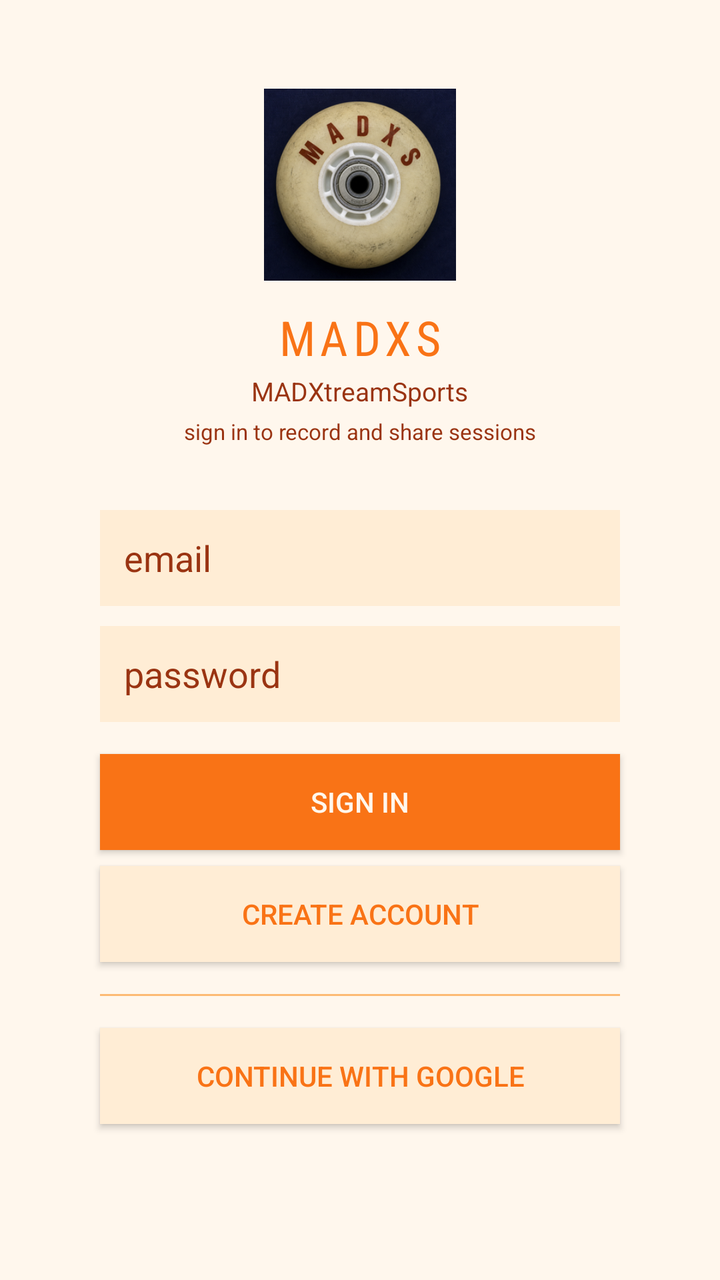
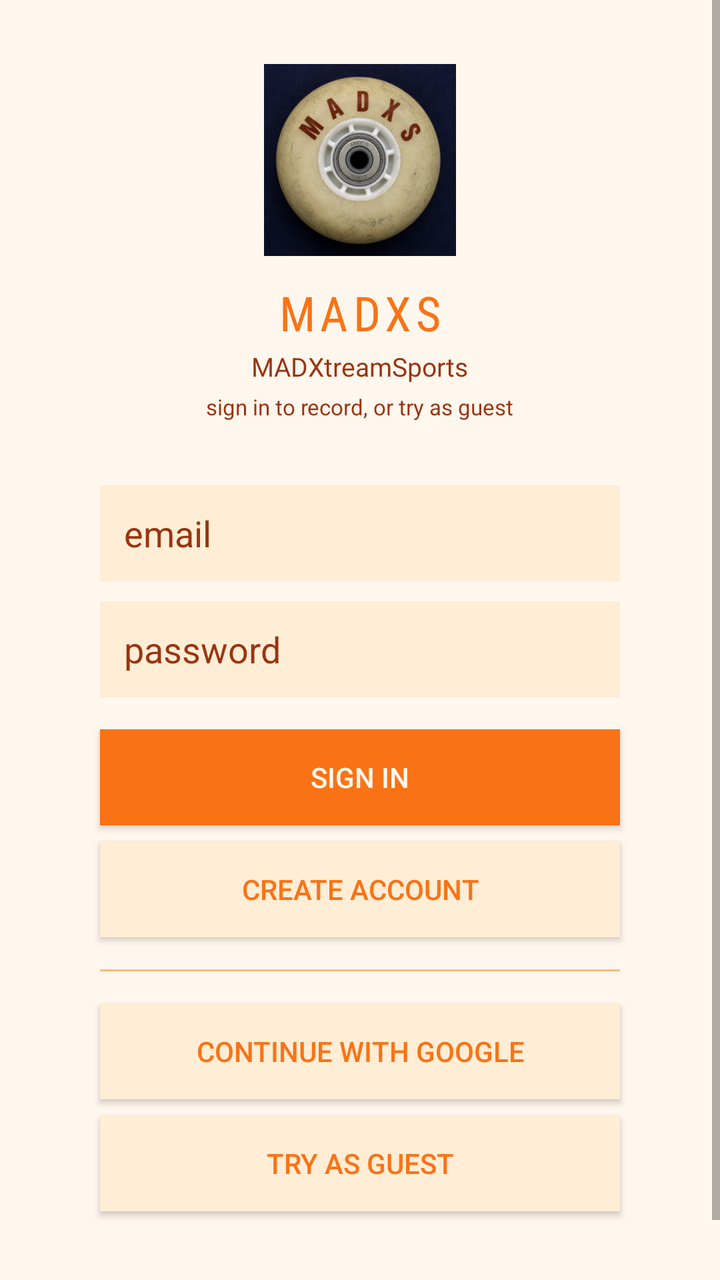

The first picture is an Android layout as it rendered before a commit; the second is the same layout after the commit. The layout source and the unified diff follow.
<!-- AndroidManifest.xml: application theme Theme.MADXS -->
<!-- res/layout/activity_login.xml -->
<?xml version="1.0" encoding="utf-8"?>
<ScrollView xmlns:android="http://schemas.android.com/apk/res/android"
    xmlns:app="http://schemas.android.com/apk/res-auto"
    android:layout_width="match_parent"
    android:layout_height="match_parent"
    android:background="@color/bg"
    android:fillViewport="true">

    <LinearLayout
        android:layout_width="match_parent"
        android:layout_height="wrap_content"
        android:orientation="vertical"
        android:gravity="center"
        android:padding="32dp">

        <ImageView
            android:layout_width="96dp"
            android:layout_height="96dp"
            android:src="@drawable/madxs_logo"
            android:contentDescription="@string/app_full_name"
            android:layout_marginBottom="12dp" />

        <TextView
            android:layout_width="wrap_content"
            android:layout_height="wrap_content"
            android:text="@string/app_name"
            android:textColor="@color/accent"
            android:textSize="24sp"
            android:fontFamily="sans-serif-condensed"
            android:letterSpacing="0.1"
            android:layout_marginBottom="2dp" />

        <TextView
            android:layout_width="wrap_content"
            android:layout_height="wrap_content"
            android:text="@string/app_full_name"
            android:textColor="@color/muted"
            android:textSize="13sp"
            android:layout_marginBottom="4dp" />

        <TextView
            android:layout_width="wrap_content"
            android:layout_height="wrap_content"
            android:text="sign in to record and share sessions"
            android:textColor="@color/muted"
            android:textSize="11sp"
            android:layout_marginBottom="32dp" />

        <EditText
            android:id="@+id/etEmail"
            android:layout_width="260dp"
            android:layout_height="48dp"
            android:hint="email"
            android:inputType="textEmailAddress"
            android:textColor="@color/text"
            android:textColorHint="@color/muted"
            android:background="@color/surface"
            android:paddingStart="12dp" android:paddingEnd="12dp"
            android:layout_marginBottom="10dp" />

        <EditText
            android:id="@+id/etPassword"
            android:layout_width="260dp"
            android:layout_height="48dp"
            android:hint="password"
            android:inputType="textPassword"
            android:textColor="@color/text"
            android:textColorHint="@color/muted"
            android:background="@color/surface"
            android:paddingStart="12dp" android:paddingEnd="12dp"
            android:layout_marginBottom="16dp" />

        <Button
            android:id="@+id/btnSignIn"
            android:layout_width="260dp"
            android:layout_height="48dp"
            android:text="SIGN IN"
            android:textColor="@color/bg"
            android:background="@color/accent"
            app:backgroundTint="@color/accent"
            android:layout_marginBottom="8dp" />

        <Button
            android:id="@+id/btnSignUp"
            android:layout_width="260dp"
            android:layout_height="48dp"
            android:text="CREATE ACCOUNT"
            android:textColor="@color/accent"
            android:background="@color/surface"
            app:backgroundTint="@color/surface"
            android:layout_marginBottom="16dp" />

        <View android:layout_width="260dp" android:layout_height="1dp"
            android:background="@color/border" android:layout_marginBottom="16dp" />

        <Button
            android:id="@+id/btnGoogle"
            android:layout_width="260dp"
            android:layout_height="48dp"
            android:text="Continue with Google"
            android:textColor="@color/accent"
            android:background="@color/surface"
            app:backgroundTint="@color/surface" />

        <TextView
            android:id="@+id/tvStatus"
            android:layout_width="260dp"
            android:layout_height="wrap_content"
            android:textColor="@color/stop_red"
            android:textSize="13sp"
            android:gravity="center"
            android:layout_marginTop="16dp" />
    </LinearLayout>
</ScrollView>
<!-- resources referenced by this layout -->
<resources>
  <color name="accent">#F97316</color>
  <color name="bg">#FFF7ED</color>
  <color name="border">#FDBA74</color>
  <color name="muted">#9A3412</color>
  <color name="stop_red">#DC2626</color>
  <color name="surface">#FFEDD5</color>
  <color name="text">#7C2D12</color>
  <!-- drawable madxs_logo: png bitmap (drawable, 115686 bytes) -->
  <string name="app_full_name">MADXtreamSports</string>
  <string name="app_name">MADXS</string>
  <style name="Theme.MADXS" parent="Theme.MaterialComponents.Light.NoActionBar">
          <item name="colorPrimary">@color/accent</item>
          <item name="colorPrimaryVariant">@color/accent2</item>
          <item name="colorOnPrimary">@color/bg</item>
          <item name="colorSurface">@color/surface</item>
          <item name="android:windowBackground">@color/bg</item>
          <item name="android:statusBarColor">@color/bg</item>
          <item name="android:navigationBarColor">@color/bg</item>
          <item name="android:windowLightStatusBar">true</item>
          <item name="android:windowLightNavigationBar">true</item>
          <item name="android:textColor">@color/text</item>
      </style>
  <color name="accent2">#FB923C</color>
</resources>

<!-- the commit's change to res/layout/activity_login.xml (unified diff, before → after) -->
@@ -41,7 +41,7 @@
         <TextView
             android:layout_width="wrap_content"
             android:layout_height="wrap_content"
-            android:text="sign in to record and share sessions"
+            android:text="sign in to record, or try as guest"
             android:textColor="@color/muted"
             android:textSize="11sp"
             android:layout_marginBottom="32dp" />
@@ -100,6 +100,16 @@
             android:text="Continue with Google"
             android:textColor="@color/accent"
             android:background="@color/surface"
+            app:backgroundTint="@color/surface"
+            android:layout_marginBottom="8dp" />
+
+        <Button
+            android:id="@+id/btnGuest"
+            android:layout_width="260dp"
+            android:layout_height="48dp"
+            android:text="Try as guest"
+            android:textColor="@color/accent"
+            android:background="@color/surface"
             app:backgroundTint="@color/surface" />
 
         <TextView
